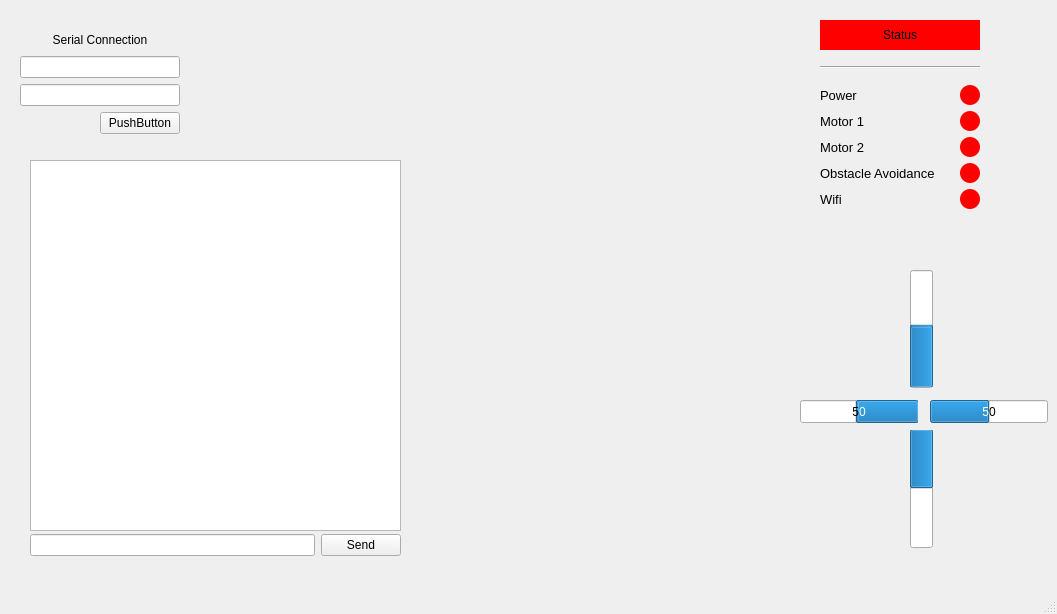
Before: the Qt Designer form KnightGuardGui/mainwindow.ui in qrcline/Knight-Guard, drawn with Qt 5.
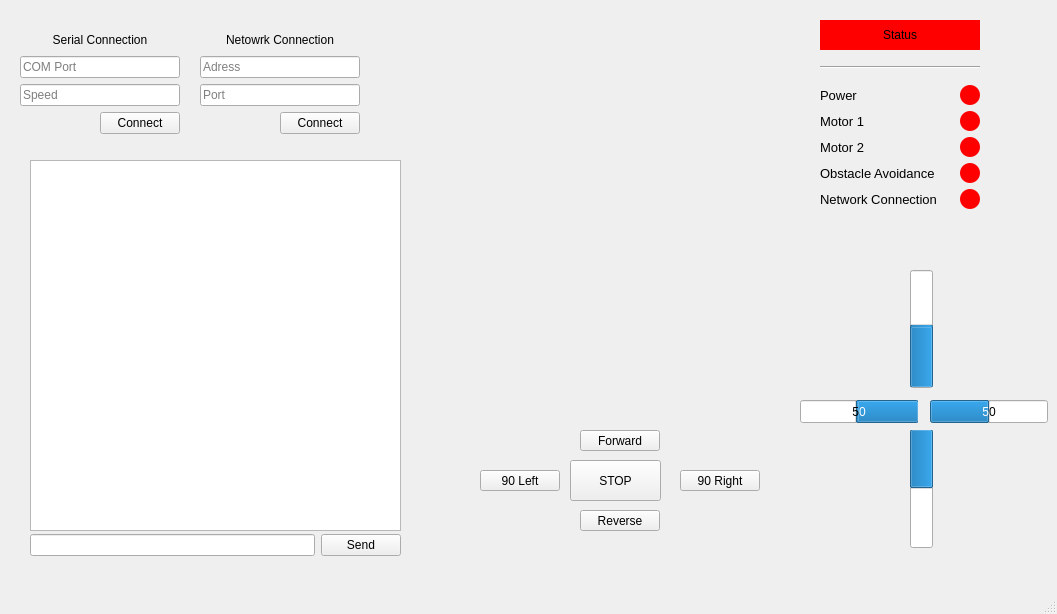
After: the same form once the commit is applied.

Diff of the .ui file:
```diff
--- a/KnightGuardGui/mainwindow.ui
+++ b/KnightGuardGui/mainwindow.ui
@@ -129,17 +129,25 @@
       </widget>
      </item>
      <item>
-      <widget class="QLineEdit" name="serialLine"/>
+      <widget class="QLineEdit" name="textInput_Serial_Port">
+       <property name="placeholderText">
+        <string>COM Port</string>
+       </property>
+      </widget>
      </item>
      <item>
-      <widget class="QLineEdit" name="serialSpeed"/>
+      <widget class="QLineEdit" name="textInput_Serial_Speed">
+       <property name="placeholderText">
+        <string>Speed</string>
+       </property>
+      </widget>
      </item>
      <item>
       <layout class="QGridLayout" name="gridLayout">
        <item row="0" column="1">
         <widget class="QPushButton" name="pushButton">
          <property name="text">
-          <string>PushButton</string>
+          <string>Connect</string>
          </property>
         </widget>
        </item>
@@ -422,7 +430,7 @@
           </font>
          </property>
          <property name="text">
-          <string>Wifi</string>
+          <string>Network Connection</string>
          </property>
         </widget>
        </item>
@@ -430,6 +438,131 @@
      </item>
     </layout>
    </widget>
+   <widget class="QWidget" name="verticalLayoutWidget_3">
+    <property name="geometry">
+     <rect>
+      <x>200</x>
+      <y>30</y>
+      <width>160</width>
+      <height>104</height>
+     </rect>
+    </property>
+    <layout class="QVBoxLayout" name="verticalLayout_3">
+     <item>
+      <widget class="QLabel" name="label_5">
+       <property name="text">
+        <string>Netowrk Connection</string>
+       </property>
+       <property name="alignment">
+        <set>Qt::AlignCenter</set>
+       </property>
+      </widget>
+     </item>
+     <item>
+      <widget class="QLineEdit" name="textInput_Network_Adress">
+       <property name="placeholderText">
+        <string>Adress</string>
+       </property>
+      </widget>
+     </item>
+     <item>
+      <widget class="QLineEdit" name="textInput_Network_Port">
+       <property name="placeholderText">
+        <string>Port</string>
+       </property>
+      </widget>
+     </item>
+     <item>
+      <layout class="QGridLayout" name="gridLayout_2">
+       <item row="0" column="1">
+        <widget class="QPushButton" name="Button_NetworkConnect">
+         <property name="text">
+          <string>Connect</string>
+         </property>
+        </widget>
+       </item>
+       <item row="0" column="0">
+        <spacer name="horizontalSpacer_2">
+         <property name="orientation">
+          <enum>Qt::Horizontal</enum>
+         </property>
+         <property name="sizeHint" stdset="0">
+          <size>
+           <width>40</width>
+           <height>20</height>
+          </size>
+         </property>
+        </spacer>
+       </item>
+      </layout>
+     </item>
+    </layout>
+   </widget>
+   <widget class="QPushButton" name="Button_Move_Forward">
+    <property name="geometry">
+     <rect>
+      <x>580</x>
+      <y>430</y>
+      <width>80</width>
+      <height>21</height>
+     </rect>
+    </property>
+    <property name="text">
+     <string>Forward</string>
+    </property>
+   </widget>
+   <widget class="QPushButton" name="Button_Move_Reverse">
+    <property name="geometry">
+     <rect>
+      <x>580</x>
+      <y>510</y>
+      <width>80</width>
+      <height>21</height>
+     </rect>
+    </property>
+    <property name="text">
+     <string>Reverse</string>
+    </property>
+   </widget>
+   <widget class="QPushButton" name="Button_Move_Right">
+    <property name="geometry">
+     <rect>
+      <x>680</x>
+      <y>470</y>
+      <width>80</width>
+      <height>21</height>
+     </rect>
+    </property>
+    <property name="text">
+     <string>90 Right</string>
+    </property>
+   </widget>
+   <widget class="QPushButton" name="Button_Move_Right_2">
+    <property name="geometry">
+     <rect>
+      <x>480</x>
+      <y>470</y>
+      <width>80</width>
+      <height>21</height>
+     </rect>
+    </property>
+    <property name="text">
+     <string>90 Left</string>
+    </property>
+   </widget>
+   <widget class="QPushButton" name="Button_Move_Reverse_2">
+    <property name="geometry">
+     <rect>
+      <x>570</x>
+      <y>460</y>
+      <width>91</width>
+      <height>41</height>
+     </rect>
+    </property>
+    <property name="text">
+     <string>STOP</string>
+    </property>
+   </widget>
   </widget>
   <widget class="QMenuBar" name="menubar">
    <property name="geometry">
```
Left out of the diff: 26 changed lines with no effect on the pictures.
